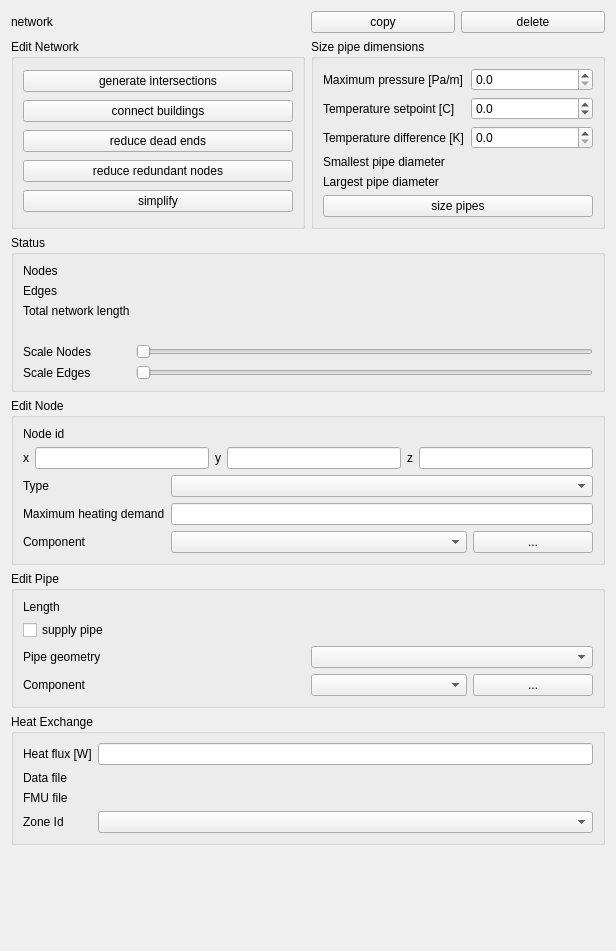
The window that SIM-VICUS/src/SVPropNetworkEditWidget.ui (ghorwin/SIM-VICUS) describes before a commit, drawn with Qt 5.
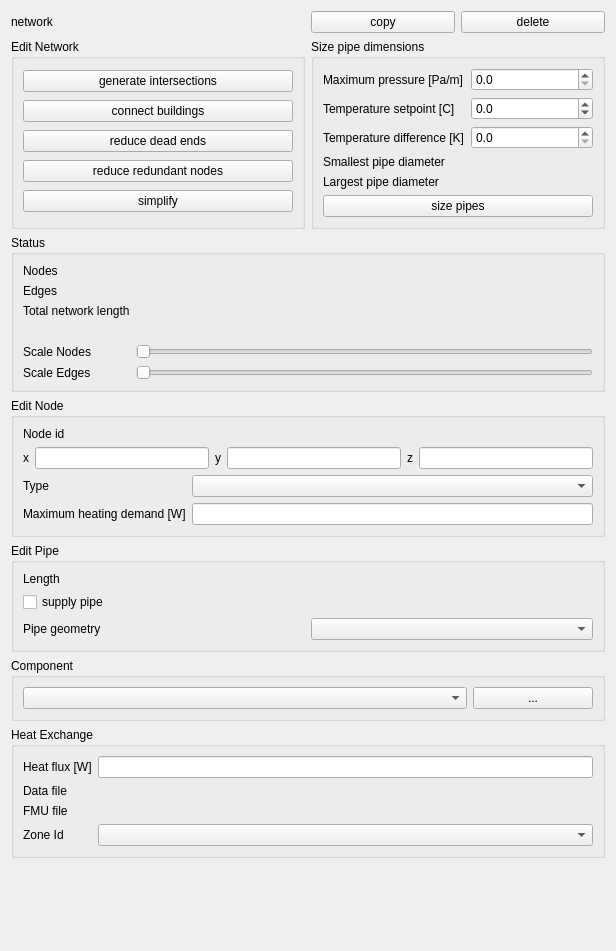
The same window after the commit. Custom widgets are drawn as their Qt base class.

Commit message: allow editing properties of multiple nodes simulatenously

```diff
--- a/SIM-VICUS/src/SVPropNetworkEditWidget.ui
+++ b/SIM-VICUS/src/SVPropNetworkEditWidget.ui
@@ -377,40 +377,13 @@
       <item row="3" column="0">
        <widget class="QLabel" name="label_13">
         <property name="text">
-         <string>Maximum heating demand</string>
+         <string>Maximum heating demand [W]</string>
         </property>
        </widget>
       </item>
       <item row="3" column="1">
        <widget class="QtExt::ValidatingLineEdit" name="lineEditNodeHeatingDemand"/>
       </item>
-      <item row="4" column="0">
-       <widget class="QLabel" name="label_12">
-        <property name="text">
-         <string>Component</string>
-        </property>
-       </widget>
-      </item>
-      <item row="4" column="1">
-       <layout class="QHBoxLayout" name="horizontalLayout_5">
-        <item>
-         <widget class="QComboBox" name="comboBoxNodeComponent"/>
-        </item>
-        <item>
-         <widget class="QPushButton" name="pushButtonEditNodeComponents">
-          <property name="maximumSize">
-           <size>
-            <width>120</width>
-            <height>16777215</height>
-           </size>
-          </property>
-          <property name="text">
-           <string>...</string>
-          </property>
-         </widget>
-        </item>
-       </layout>
-      </item>
      </layout>
     </widget>
    </item>
@@ -420,10 +393,10 @@
       <string>Edit Pipe</string>
      </property>
      <layout class="QGridLayout" name="gridLayout">
-      <item row="2" column="0">
-       <widget class="QLabel" name="label_16">
+      <item row="1" column="0">
+       <widget class="QCheckBox" name="checkBoxSupplyPipe">
         <property name="text">
-         <string>Pipe geometry</string>
+         <string>supply pipe</string>
         </property>
        </widget>
       </item>
@@ -434,16 +407,16 @@
         </property>
        </widget>
       </item>
+      <item row="2" column="0">
+       <widget class="QLabel" name="label_16">
+        <property name="text">
+         <string>Pipe geometry</string>
+        </property>
+       </widget>
+      </item>
       <item row="2" column="1">
        <widget class="QComboBox" name="comboBoxPipeDB"/>
       </item>
-      <item row="3" column="0">
-       <widget class="QLabel" name="label_6">
-        <property name="text">
-         <string>Component</string>
-        </property>
-       </widget>
-      </item>
       <item row="0" column="1">
        <widget class="QLabel" name="labelPipeLength">
         <property name="text">
@@ -451,20 +424,20 @@
         </property>
        </widget>
       </item>
-      <item row="1" column="0">
-       <widget class="QCheckBox" name="checkBoxSupplyPipe">
-        <property name="text">
-         <string>supply pipe</string>
-        </property>
-       </widget>
-      </item>
-      <item row="3" column="1">
-       <layout class="QHBoxLayout" name="horizontalLayout_4">
+     </layout>
+    </widget>
+   </item>
         <item>
-         <widget class="QComboBox" name="comboBoxEdgeComponent"/>
+    <widget class="QGroupBox" name="groupBoxComponent">
+     <property name="title">
+      <string>Component</string>
+     </property>
+     <layout class="QHBoxLayout" name="horizontalLayout_6">
+      <item>
+       <widget class="QComboBox" name="comboBoxComponent"/>
         </item>
         <item>
-         <widget class="QPushButton" name="pushButtonEditEdgeComponents">
+       <widget class="QPushButton" name="pushButtonEditComponents">
           <property name="maximumSize">
            <size>
             <width>120</width>
@@ -475,8 +448,6 @@
            <string>...</string>
           </property>
          </widget>
-        </item>
-       </layout>
       </item>
      </layout>
     </widget>
```
Lines whose indentation alone changed are shown as unchanged. The commit also changes 3 other files.
